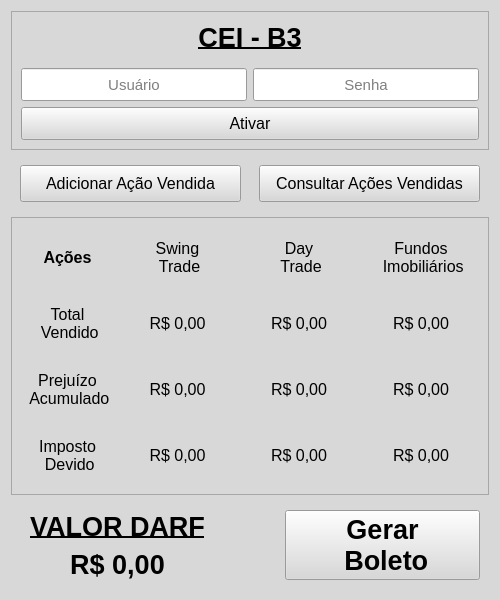
This is ui/gui.ui in renanleonellocastro/darf_generator as Qt 5 draws it before an edit. The edited form follows.
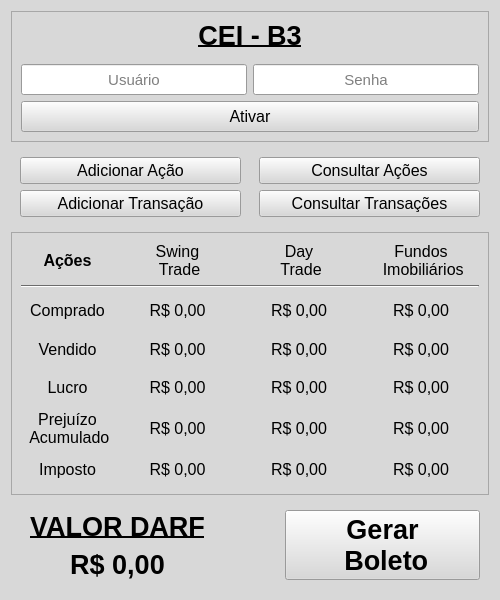
This is the edited form.

Commit message: Added buttons for transactions in main screen

Patch:
```diff
--- a/ui/gui.ui
+++ b/ui/gui.ui
@@ -637,39 +637,123 @@
        <number>9</number>
       </property>
       <item>
-       <widget class="QPushButton" name="addStockButton">
-        <property name="sizePolicy">
-         <sizepolicy hsizetype="Preferred" vsizetype="Preferred">
-          <horstretch>0</horstretch>
-          <verstretch>0</verstretch>
-         </sizepolicy>
+       <widget class="QFrame" name="addFrame">
+        <property name="frameShape">
+         <enum>QFrame::NoFrame</enum>
         </property>
-        <property name="font">
-         <font>
-          <pointsize>12</pointsize>
-         </font>
+        <property name="frameShadow">
+         <enum>QFrame::Raised</enum>
         </property>
-        <property name="text">
-         <string>Adicionar Ação Vendida</string>
-        </property>
+        <layout class="QVBoxLayout" name="addFrameLayout">
+         <property name="leftMargin">
+          <number>0</number>
+         </property>
+         <property name="topMargin">
+          <number>0</number>
+         </property>
+         <property name="rightMargin">
+          <number>0</number>
+         </property>
+         <property name="bottomMargin">
+          <number>0</number>
+         </property>
+         <item>
+          <widget class="QPushButton" name="addStockButton">
+           <property name="sizePolicy">
+            <sizepolicy hsizetype="Preferred" vsizetype="Preferred">
+             <horstretch>0</horstretch>
+             <verstretch>0</verstretch>
+            </sizepolicy>
+           </property>
+           <property name="font">
+            <font>
+             <pointsize>12</pointsize>
+            </font>
+           </property>
+           <property name="text">
+            <string>Adicionar Ação</string>
+           </property>
+          </widget>
+         </item>
+         <item>
+          <widget class="QPushButton" name="addTransactionButton">
+           <property name="sizePolicy">
+            <sizepolicy hsizetype="Preferred" vsizetype="Preferred">
+             <horstretch>0</horstretch>
+             <verstretch>0</verstretch>
+            </sizepolicy>
+           </property>
+           <property name="font">
+            <font>
+             <pointsize>12</pointsize>
+            </font>
+           </property>
+           <property name="text">
+            <string>Adicionar Transação</string>
+           </property>
+          </widget>
+         </item>
+        </layout>
        </widget>
       </item>
       <item>
-       <widget class="QPushButton" name="consultStockButton">
-        <property name="sizePolicy">
-         <sizepolicy hsizetype="Preferred" vsizetype="Preferred">
-          <horstretch>0</horstretch>
-          <verstretch>0</verstretch>
-         </sizepolicy>
+       <widget class="QFrame" name="consultFrame">
+        <property name="frameShape">
+         <enum>QFrame::NoFrame</enum>
         </property>
-        <property name="font">
-         <font>
-          <pointsize>12</pointsize>
-         </font>
+        <property name="frameShadow">
+         <enum>QFrame::Raised</enum>
         </property>
-        <property name="text">
-         <string>Consultar Ações Vendidas</string>
-        </property>
+        <layout class="QVBoxLayout" name="consultFrameLayout">
+         <property name="leftMargin">
+          <number>0</number>
+         </property>
+         <property name="topMargin">
+          <number>0</number>
+         </property>
+         <property name="rightMargin">
+          <number>0</number>
+         </property>
+         <property name="bottomMargin">
+          <number>0</number>
+         </property>
+         <item>
+          <widget class="QPushButton" name="consultStockButton">
+           <property name="sizePolicy">
+            <sizepolicy hsizetype="Preferred" vsizetype="Preferred">
+             <horstretch>0</horstretch>
+             <verstretch>0</verstretch>
+            </sizepolicy>
+           </property>
+           <property name="font">
+            <font>
+             <pointsize>12</pointsize>
+            </font>
+           </property>
+           <property name="text">
+            <string>Consultar Ações</string>
+           </property>
+          </widget>
+         </item>
+         <item>
+          <widget class="QPushButton" name="consultTransactionButton">
+           <property name="sizePolicy">
+            <sizepolicy hsizetype="Preferred" vsizetype="Preferred">
+             <horstretch>0</horstretch>
+             <verstretch>0</verstretch>
+            </sizepolicy>
+           </property>
+           <property name="font">
+            <font>
+             <pointsize>12</pointsize>
+            </font>
+           </property>
+           <property name="text">
+            <string>Consultar Transações</string>
+           </property>
+          </widget>
+         </item>
+        </layout>
        </widget>
       </item>
      </layout>
@@ -756,6 +840,80 @@
         </item>
        </layout>
       </item>
+      <item>
+       <widget class="Line" name="horizontalLine">
+        <property name="orientation">
+         <enum>Qt::Horizontal</enum>
+        </property>
+       </widget>
+      </item>
+      <item>
+       <layout class="QHBoxLayout" name="totalPurchaseLayout" stretch="8,10,10,10">
+        <property name="rightMargin">
+         <number>0</number>
+        </property>
+        <item>
+         <widget class="QLabel" name="totalPurchaseLabel">
+          <property name="font">
+           <font>
+            <pointsize>12</pointsize>
+           </font>
+          </property>
+          <property name="text">
+           <string>Comprado</string>
+          </property>
+          <property name="alignment">
+           <set>Qt::AlignCenter</set>
+          </property>
+         </widget>
+        </item>
+        <item>
+         <widget class="QLabel" name="swingTradeTotalPurchaseLabel">
+          <property name="font">
+           <font>
+            <pointsize>12</pointsize>
+           </font>
+          </property>
+          <property name="text">
+           <string>R$ 0,00</string>
+          </property>
+          <property name="alignment">
+           <set>Qt::AlignCenter</set>
+          </property>
+         </widget>
+        </item>
+        <item>
+         <widget class="QLabel" name="dayTradeTotalPurchaseLabel">
+          <property name="font">
+           <font>
+            <pointsize>12</pointsize>
+           </font>
+          </property>
+          <property name="text">
+           <string>R$ 0,00</string>
+          </property>
+          <property name="alignment">
+           <set>Qt::AlignCenter</set>
+          </property>
+         </widget>
+        </item>
+        <item>
+         <widget class="QLabel" name="realEstateFundsTotalPurchaseLabel">
+          <property name="font">
+           <font>
+            <pointsize>12</pointsize>
+           </font>
+          </property>
+          <property name="text">
+           <string>R$ 0,00</string>
+          </property>
+          <property name="alignment">
+           <set>Qt::AlignCenter</set>
+          </property>
+         </widget>
+        </item>
+       </layout>
+      </item>
       <item>
        <layout class="QHBoxLayout" name="totalSoldLayout" stretch="8,10,10,10">
         <property name="rightMargin">
@@ -769,8 +927,7 @@
            </font>
           </property>
           <property name="text">
-           <string>Total
- Vendido</string>
+           <string>Vendido</string>
           </property>
           <property name="alignment">
            <set>Qt::AlignCenter</set>
@@ -824,6 +981,73 @@
         </item>
        </layout>
       </item>
+      <item>
+       <layout class="QHBoxLayout" name="totalProfitLayout" stretch="8,10,10,10">
+        <property name="rightMargin">
+         <number>0</number>
+        </property>
+        <item>
+         <widget class="QLabel" name="totalProfitLabel">
+          <property name="font">
+           <font>
+            <pointsize>12</pointsize>
+           </font>
+          </property>
+          <property name="text">
+           <string>Lucro</string>
+          </property>
+          <property name="alignment">
+           <set>Qt::AlignCenter</set>
+          </property>
+         </widget>
+        </item>
+        <item>
+         <widget class="QLabel" name="swingTradeTotalProfitLabel">
+          <property name="font">
+           <font>
+            <pointsize>12</pointsize>
+           </font>
+          </property>
+          <property name="text">
+           <string>R$ 0,00</string>
+          </property>
+          <property name="alignment">
+           <set>Qt::AlignCenter</set>
+          </property>
+         </widget>
+        </item>
+        <item>
+         <widget class="QLabel" name="dayTradeTotalProfitLabel">
+          <property name="font">
+           <font>
+            <pointsize>12</pointsize>
+           </font>
+          </property>
+          <property name="text">
+           <string>R$ 0,00</string>
+          </property>
+          <property name="alignment">
+           <set>Qt::AlignCenter</set>
+          </property>
+         </widget>
+        </item>
+        <item>
+         <widget class="QLabel" name="realEstateFundsTotalProfitLabel">
+          <property name="font">
+           <font>
+            <pointsize>12</pointsize>
+           </font>
+          </property>
+          <property name="text">
+           <string>R$ 0,00</string>
+          </property>
+          <property name="alignment">
+           <set>Qt::AlignCenter</set>
+          </property>
+         </widget>
+        </item>
+       </layout>
+      </item>
       <item>
        <layout class="QHBoxLayout" name="accumulatedLossLayout" stretch="8,10,10,10">
         <property name="rightMargin">
@@ -905,8 +1129,7 @@
            </font>
           </property>
           <property name="text">
-           <string>Imposto
- Devido</string>
+           <string>Imposto</string>
           </property>
           <property name="alignment">
            <set>Qt::AlignCenter</set>
```
Left out of the diff: 4 changed lines with no effect on the pictures. The commit also changes 1 other file.
